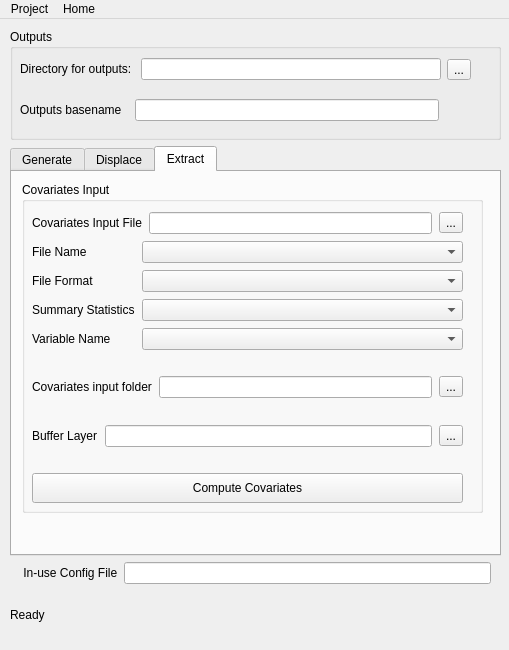
Qt form plugin/mgp_mainwindow.ui (unicef-drp/mics-geocoding) before a commit.
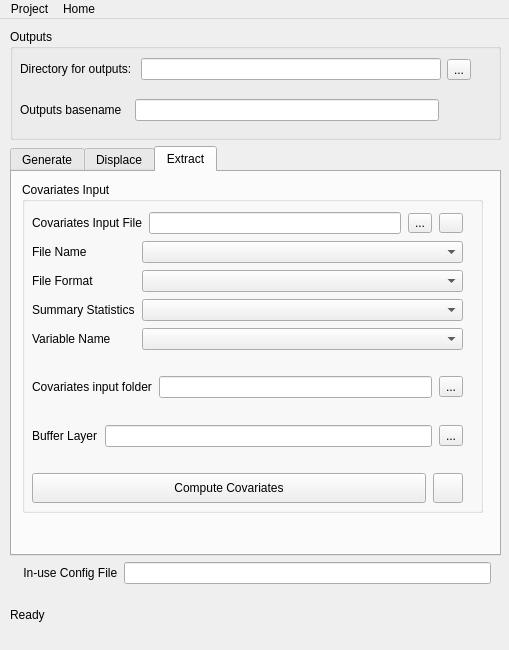
The same form after that commit. Icons and pictures are not drawn.

Commit message: feat(tab3): add open file toolbuttons

Diff of the .ui file:
```diff
--- a/plugin/mgp_mainwindow.ui
+++ b/plugin/mgp_mainwindow.ui
@@ -696,11 +696,36 @@
                </item>
                <item>
                 <widget class="QToolButton" name="covinputsSourceFileToolButton">
+                 <property name="minimumSize">
+                  <size>
+                   <width>0</width>
+                   <height>20</height>
+                  </size>
+                 </property>
+                 <property name="maximumSize">
+                  <size>
+                   <width>25</width>
+                   <height>20</height>
+                  </size>
+                 </property>
                  <property name="text">
                   <string>...</string>
                  </property>
                 </widget>
                </item>
+               <item>
+                <widget class="QToolButton" name="covinputsOpenSourceFileToolButton">
+                 <property name="maximumSize">
+                  <size>
+                   <width>25</width>
+                   <height>20</height>
+                  </size>
+                 </property>
+                 <property name="text">
+                  <string/>
+                 </property>
+                </widget>
+               </item>
               </layout>
              </item>
              <item>
@@ -865,6 +890,8 @@
               </spacer>
              </item>
              <item>
+              <layout class="QHBoxLayout" name="horizontalLayout">
+               <item>
               <widget class="QPushButton" name="computeCovariatesButton">
                <property name="minimumSize">
                 <size>
@@ -876,6 +903,21 @@
                 <string>Compute Covariates</string>
                </property>
               </widget>
+               </item>
+               <item>
+                <widget class="QToolButton" name="covoutputsOpenFileToolButton">
+                 <property name="maximumSize">
+                  <size>
+                   <width>30</width>
+                   <height>30</height>
+                  </size>
+                 </property>
+                 <property name="text">
+                  <string/>
+                 </property>
+                </widget>
+               </item>
+              </layout>
              </item>
             </layout>
            </widget>
```
Lines whose indentation alone changed are shown as unchanged. The commit also changes 5 other files.
